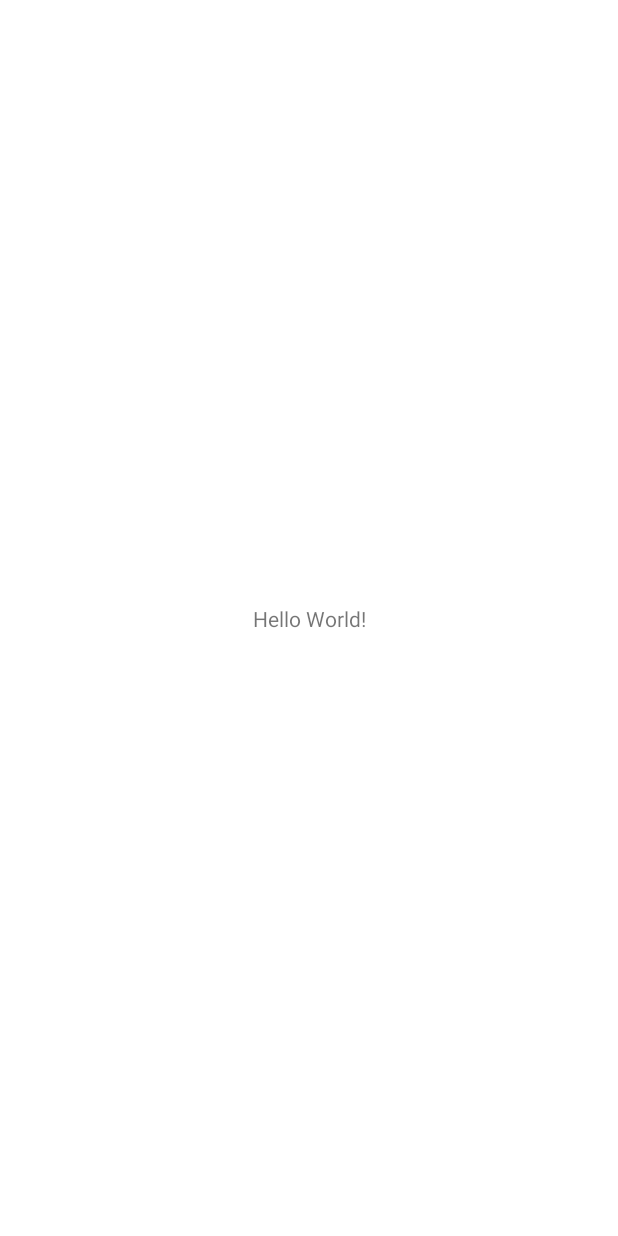
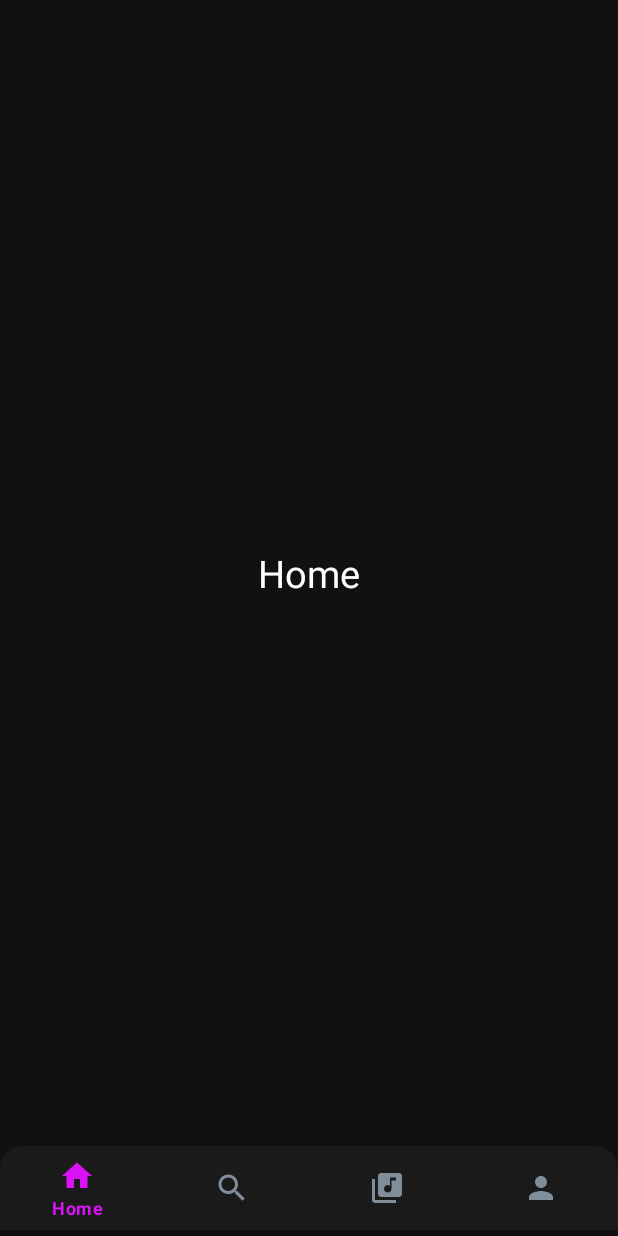
Before and after one commit to truongnnph24742/FireslyMusic_Nhom2, an Android app: the MainActivity screen opened directly, with no data from a screen before it, on a phone screen of 412 x 824 dp. Before the commit the screen is almost empty. Run offline under Robolectric (Android 15) with nearby library versions, the light colour scheme and no system bars.

Commit message:
Nguyễn Thế Hưng làm khung giao diện fragment

```diff
--- a/app/build.gradle
+++ b/app/build.gradle
@@ -36,4 +36,5 @@ dependencies {
     testImplementation 'junit:junit:4.13.2'
     androidTestImplementation 'androidx.test.ext:junit:1.1.3'
     androidTestImplementation 'androidx.test.espresso:espresso-core:3.4.0'
+
 }
--- /dev/null
+++ b/app/src/main/java/com/example/fireslymusic_nhom2_cp17310/Fragment/HomeFragment.java
@@ -0,0 +1,23 @@
+package com.example.fireslymusic_nhom2_cp17310.Fragment;
+
+import android.os.Bundle;
+
+import androidx.fragment.app.Fragment;
+
+import android.view.LayoutInflater;
+import android.view.View;
+import android.view.ViewGroup;
+
+import com.example.fireslymusic_nhom2_cp17310.R;
+
+
+public class HomeFragment extends Fragment {
+
+
+    @Override
+    public View onCreateView(LayoutInflater inflater, ViewGroup container,
+                             Bundle savedInstanceState) {
+        // Inflate the layout for this fragment
+        return inflater.inflate(R.layout.fragment_home, container, false);
+    }
+}
--- a/app/src/main/java/com/example/fireslymusic_nhom2_cp17310/MainActivity.java
+++ b/app/src/main/java/com/example/fireslymusic_nhom2_cp17310/MainActivity.java
@@ -1,14 +1,49 @@
 package com.example.fireslymusic_nhom2_cp17310;
 
 import androidx.appcompat.app.AppCompatActivity;
+import androidx.fragment.app.Fragment;
+import androidx.fragment.app.FragmentManager;
+import androidx.fragment.app.FragmentTransaction;
 
 import android.os.Bundle;
 
+import com.example.fireslymusic_nhom2_cp17310.Fragment.HomeFragment;
+import com.example.fireslymusic_nhom2_cp17310.Fragment.LiberyFragment;
+import com.example.fireslymusic_nhom2_cp17310.Fragment.ProfileFragment;
+import com.example.fireslymusic_nhom2_cp17310.Fragment.SearchFragment;
+import com.google.android.material.bottomnavigation.BottomNavigationView;
+
 public class MainActivity extends AppCompatActivity {
-
+    BottomNavigationView bottomNavigationView;
     @Override
     protected void onCreate(Bundle savedInstanceState) {
         super.onCreate(savedInstanceState);
         setContentView(R.layout.activity_main);
+        bottomNavigationView = findViewById(R.id.bottom_nav);
+        replaceFragment(new HomeFragment());
+        bottomNavigationView.setOnItemSelectedListener(item -> {
+           switch (item.getItemId()){
+               case R.id.home :
+                   replaceFragment(new HomeFragment());
+                   break;
+               case R.id.search:
+                   replaceFragment(new SearchFragment());
+                   break;
+               case R.id.libery:
+                   replaceFragment(new LiberyFragment());
+                   break;
+               case R.id.pers:
+                   replaceFragment(new ProfileFragment());
+                   break;
+           }
+           return true;
+        });
+
+    }
+    private void replaceFragment(Fragment fragment){
+        FragmentManager fragmentManager = getSupportFragmentManager();
+        FragmentTransaction fragmentTransaction = fragmentManager.beginTransaction();
+        fragmentTransaction.replace(R.id.framechinh,fragment);
+        fragmentTransaction.commit();
     }
 }
--- /dev/null
+++ b/app/src/main/res/color/custom_color.xml
@@ -0,0 +1,5 @@
+<?xml version="1.0" encoding="utf-8"?>
+<selector xmlns:android="http://schemas.android.com/apk/res/android">
+    <item android:color="#808e9b" android:state_checked="false"/>
+    <item android:color="#DC12F6" android:state_checked="true"/>
+</selector>
--- /dev/null
+++ b/app/src/main/res/color/custom_color_icon.xml
@@ -0,0 +1,4 @@
+<?xml version="1.0" encoding="utf-8"?>
+<selector xmlns:android="http://schemas.android.com/apk/res/android">
+    <gradient android:startColor="#D980FA" android:endColor="#833471"/>
+</selector>
--- /dev/null
+++ b/app/src/main/res/drawable/custom_bottomnav.xml
@@ -0,0 +1,5 @@
+<?xml version="1.0" encoding="utf-8"?>
+<shape xmlns:android="http://schemas.android.com/apk/res/android">
+    <solid android:color="#304B4848"/>
+    <corners android:topLeftRadius="15dp" android:topRightRadius="15dp"/>
+</shape>
--- /dev/null
+++ b/app/src/main/res/drawable/ic_baseline_home_24.xml
@@ -0,0 +1,5 @@
+<vector android:height="24dp" android:tint="#F1EAEA"
+    android:viewportHeight="24" android:viewportWidth="24"
+    android:width="24dp" xmlns:android="http://schemas.android.com/apk/res/android">
+    <path android:fillColor="@android:color/white" android:pathData="M10,20v-6h4v6h5v-8h3L12,3 2,12h3v8z"/>
+</vector>
--- /dev/null
+++ b/app/src/main/res/drawable/ic_baseline_library_music_24.xml
@@ -0,0 +1,5 @@
+<vector android:height="24dp" android:tint="#F1EAEA"
+    android:viewportHeight="24" android:viewportWidth="24"
+    android:width="24dp" xmlns:android="http://schemas.android.com/apk/res/android">
+    <path android:fillColor="@android:color/white" android:pathData="M20,2L8,2c-1.1,0 -2,0.9 -2,2v12c0,1.1 0.9,2 2,2h12c1.1,0 2,-0.9 2,-2L22,4c0,-1.1 -0.9,-2 -2,-2zM18,7h-3v5.5c0,1.38 -1.12,2.5 -2.5,2.5S10,13.88 10,12.5s1.12,-2.5 2.5,-2.5c0.57,0 1.08,0.19 1.5,0.51L14,5h4v2zM4,6L2,6v14c0,1.1 0.9,2 2,2h14v-2L4,20L4,6z"/>
+</vector>
--- /dev/null
+++ b/app/src/main/res/drawable/ic_baseline_search_24.xml
@@ -0,0 +1,5 @@
+<vector android:height="24dp" android:tint="#F1EAEA"
+    android:viewportHeight="24" android:viewportWidth="24"
+    android:width="24dp" xmlns:android="http://schemas.android.com/apk/res/android">
+    <path android:fillColor="@android:color/white" android:pathData="M15.5,14h-0.79l-0.28,-0.27C15.41,12.59 16,11.11 16,9.5 16,5.91 13.09,3 9.5,3S3,5.91 3,9.5 5.91,16 9.5,16c1.61,0 3.09,-0.59 4.23,-1.57l0.27,0.28v0.79l5,4.99L20.49,19l-4.99,-5zM9.5,14C7.01,14 5,11.99 5,9.5S7.01,5 9.5,5 14,7.01 14,9.5 11.99,14 9.5,14z"/>
+</vector>
--- a/app/src/main/res/layout/activity_main.xml
+++ b/app/src/main/res/layout/activity_main.xml
@@ -4,15 +4,28 @@
     xmlns:tools="http://schemas.android.com/tools"
     android:layout_width="match_parent"
     android:layout_height="match_parent"
-    tools:context=".MainActivity">
+    tools:context=".MainActivity"
+    android:background="#f111">
 
-    <TextView
-        android:layout_width="wrap_content"
+    <FrameLayout
+        android:id="@+id/framechinh"
+        android:layout_width="match_parent"
+        android:layout_height="665dp"
+        app:layout_constraintBottom_toTopOf="@+id/bottom_nav"
+        app:layout_constraintRight_toRightOf="parent"
+        app:layout_constraintStart_toStartOf="parent"
+        app:layout_constraintTop_toTopOf="parent" />
+    <com.google.android.material.bottomnavigation.BottomNavigationView
+        android:id="@+id/bottom_nav"
+        android:layout_width="match_parent"
         android:layout_height="wrap_content"
-        android:text="Hello World!"
+        android:background="@drawable/custom_bottomnav"
+        app:menu="@menu/bottom_navmenu"
+        app:itemTextColor="@color/custom_color"
+        app:itemIconTint="@color/custom_color"
         app:layout_constraintBottom_toBottomOf="parent"
         app:layout_constraintEnd_toEndOf="parent"
         app:layout_constraintStart_toStartOf="parent"
-        app:layout_constraintTop_toTopOf="parent" />
+        android:layout_marginBottom="4dp"/>
 
 </androidx.constraintlayout.widget.ConstraintLayout>
--- /dev/null
+++ b/app/src/main/res/layout/fragment_home.xml
@@ -0,0 +1,20 @@
+<?xml version="1.0" encoding="utf-8"?>
+<LinearLayout xmlns:android="http://schemas.android.com/apk/res/android"
+    xmlns:tools="http://schemas.android.com/tools"
+    android:layout_width="match_parent"
+    android:layout_height="match_parent"
+    tools:context=".Fragment.HomeFragment"
+    android:orientation="vertical"
+    android:background="#f111"
+    >
+
+
+    <TextView
+        android:gravity="center"
+        android:layout_width="match_parent"
+        android:layout_height="match_parent"
+        android:text="Home"
+        android:textSize="25dp"
+        android:textColor="@color/white"/>
+
+</LinearLayout>
--- /dev/null
+++ b/app/src/main/res/menu/bottom_navmenu.xml
@@ -0,0 +1,7 @@
+<?xml version="1.0" encoding="utf-8"?>
+<menu xmlns:android="http://schemas.android.com/apk/res/android">
+    <item android:title="Home" android:icon="@drawable/ic_baseline_home_24" android:id="@+id/home"/>
+    <item android:title="Search" android:icon="@drawable/ic_baseline_search_24" android:id="@+id/search" />
+    <item android:title="Library" android:icon="@drawable/ic_baseline_library_music_24" android:id="@+id/libery"/>
+    <item android:title="Profile" android:icon="@drawable/ic_baseline_person_24" android:id="@+id/pers"/>
+</menu>
--- a/app/src/main/res/values/strings.xml
+++ b/app/src/main/res/values/strings.xml
@@ -1,3 +1,5 @@
 <resources>
     <string name="app_name">FireslyMusic_Nhom2_CP17310</string>
+    <!-- TODO: Remove or change this placeholder text -->
+    <string name="hello_blank_fragment">Hello blank fragment</string>
 </resources>
```
Also changed, not shown: app/src/main/java/com/example/fireslymusic_nhom2_cp17310/Fragment/LiberyFragment.java (added, +24 -0 lines), app/src/main/java/com/example/fireslymusic_nhom2_cp17310/Fragment/ProfileFragment.java (added, +29 -0 lines), app/src/main/java/com/example/fireslymusic_nhom2_cp17310/Fragment/SearchFragment.java (added, +24 -0 lines), app/src/main/res/layout/fragment_libery.xml (added, +18 -0 lines), app/src/main/res/layout/fragment_profile.xml (added, +18 -0 lines), app/src/main/res/layout/fragment_search.xml (added, +18 -0 lines).
